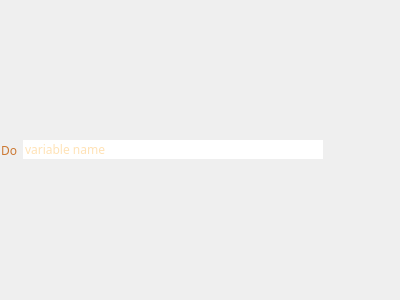
Before: the Qt Designer form condetrol/condetrol/experiment_viewer/steps_editor/step_uis/sequence_execute_shot.ui in light-scattering-iogs/caqtus, drawn with Qt 5.
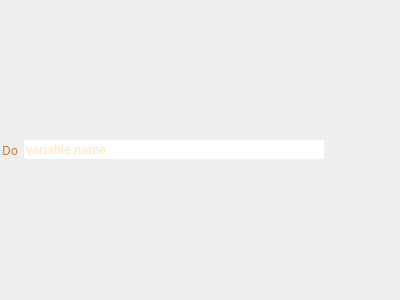
After: the same form once the commit is applied.

Commit message: Fix transparent background when painting a step widget in delegate

```diff
--- a/condetrol/condetrol/experiment_viewer/steps_editor/step_uis/sequence_execute_shot.ui
+++ b/condetrol/condetrol/experiment_viewer/steps_editor/step_uis/sequence_execute_shot.ui
@@ -18,7 +18,34 @@
   <property name="windowTitle">
    <string>Form</string>
   </property>
-  <layout class="QHBoxLayout" name="horizontalLayout" stretch="0,0,1">
+  <layout class="QHBoxLayout" name="horizontalLayout" stretch="0">
+   <property name="leftMargin">
+    <number>1</number>
+   </property>
+   <property name="topMargin">
+    <number>1</number>
+   </property>
+   <property name="rightMargin">
+    <number>1</number>
+   </property>
+   <property name="bottomMargin">
+    <number>1</number>
+   </property>
+   <item>
+    <widget class="QFrame" name="frame">
+     <property name="autoFillBackground">
+      <bool>true</bool>
+     </property>
+     <property name="frameShape">
+      <enum>QFrame::NoFrame</enum>
+     </property>
+     <property name="frameShadow">
+      <enum>QFrame::Raised</enum>
+     </property>
+     <property name="lineWidth">
+      <number>0</number>
+     </property>
+     <layout class="QHBoxLayout" name="horizontalLayout_2">
    <property name="leftMargin">
     <number>1</number>
    </property>
@@ -106,6 +133,9 @@
       </size>
      </property>
     </spacer>
+      </item>
+     </layout>
+    </widget>
    </item>
   </layout>
  </widget>
```
Lines whose indentation alone changed are shown as unchanged. The commit also changes 7 other files.
